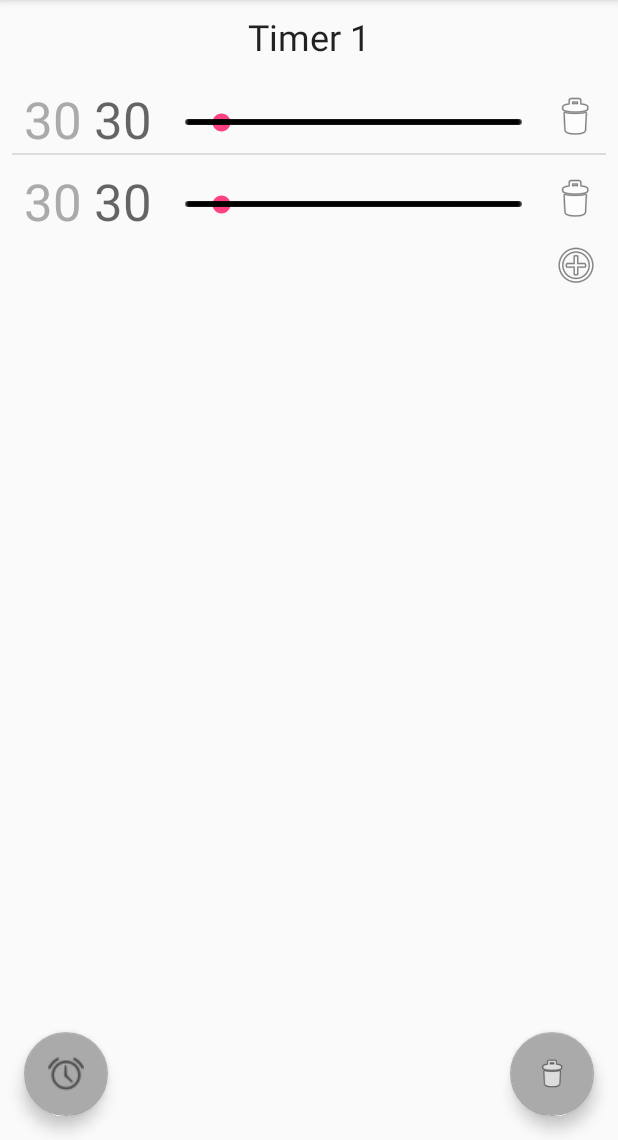
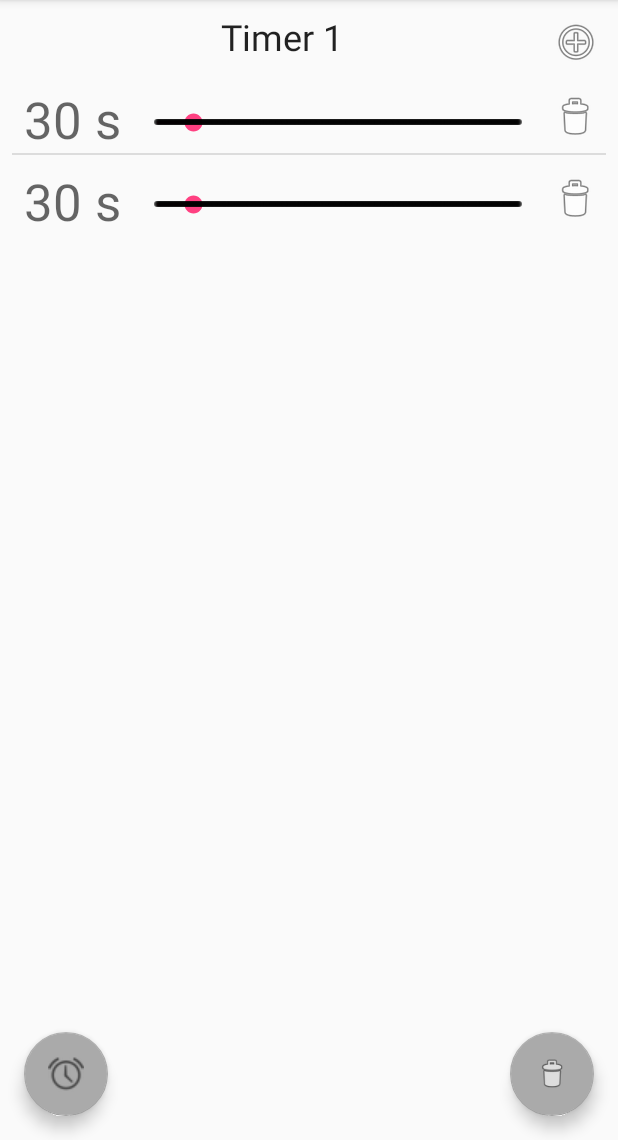
Before and after one commit to jeancharles-roger/SportTimerAndroid, an Android app: the screen it shows after launch (MainActivity), on a phone screen of 412 x 824 dp, the part 96-1236 px from its top. Run offline under Robolectric (Android 15) with nearby library versions, the light colour scheme and no system bars.

Commit message:
Reworked layout

```diff
--- a/app/src/main/java/fr/minibilles/sporttimer/TimerFragment.kt
+++ b/app/src/main/java/fr/minibilles/sporttimer/TimerFragment.kt
@@ -74,9 +74,9 @@ class TimerFragment : Fragment() {
 
         fun updateDuration(index: Int, newValue: Int, durationView: View) {
             durations[index] = newValue
-            val text = "$newValue"
+            // TODO adds format
+            val text = "$newValue s"
             durationView.duration.text = text
-            durationView.current_time.text = text
             (context as MainActivity).notifyTimersChanged()
         }
     }
--- a/app/src/main/res/layout/duration_item.xml
+++ b/app/src/main/res/layout/duration_item.xml
@@ -13,19 +13,6 @@
         android:layout_marginTop="8dp"
         android:textAppearance="@style/TextAppearance.AppCompat.Display1"
         app:layout_constraintEnd_toStartOf="@+id/duration_seek"
-        app:layout_constraintStart_toEndOf="@+id/current_time"
-        app:layout_constraintTop_toTopOf="parent"
-        android:layout_marginLeft="8dp" />
-
-    <TextView
-        android:id="@+id/current_time"
-        android:layout_width="wrap_content"
-        android:layout_height="wrap_content"
-        android:layout_marginStart="8dp"
-        android:layout_marginTop="8dp"
-        android:textAppearance="@style/TextAppearance.AppCompat.Display1"
-        android:textColor="@android:color/darker_gray"
-        app:layout_constraintEnd_toStartOf="@+id/duration"
         app:layout_constraintStart_toStartOf="parent"
         app:layout_constraintTop_toTopOf="parent"
         android:layout_marginLeft="8dp" />
--- a/app/src/main/res/layout/fragment_main.xml
+++ b/app/src/main/res/layout/fragment_main.xml
@@ -10,14 +10,29 @@
         android:id="@+id/timer_name"
         android:layout_width="0dp"
         android:layout_height="wrap_content"
-        android:layout_marginEnd="16dp"
+        android:layout_marginEnd="8dp"
         android:layout_marginStart="16dp"
         android:layout_marginTop="8dp"
         android:textAlignment="center"
         android:textAppearance="@style/TextAppearance.AppCompat.Headline"
+        app:layout_constraintEnd_toStartOf="@+id/add_duration"
+        app:layout_constraintStart_toStartOf="parent"
+        app:layout_constraintTop_toTopOf="parent"
+        android:layout_marginRight="8dp"
+        android:layout_marginLeft="16dp" />
+
+    <ImageButton
+        android:id="@+id/add_duration"
+        android:layout_width="wrap_content"
+        android:layout_height="wrap_content"
+        android:layout_marginEnd="12dp"
+        android:layout_marginTop="12dp"
+        android:background="@android:color/transparent"
+        android:contentDescription="@string/add_duration"
+        android:src="@android:drawable/ic_menu_add"
         app:layout_constraintEnd_toEndOf="parent"
-        app:layout_constraintStart_toStartOf="parent"
-        app:layout_constraintTop_toTopOf="parent" />
+        app:layout_constraintTop_toTopOf="parent"
+        android:layout_marginRight="12dp" />
 
     <ListView
         android:id="@+id/timers"
@@ -30,16 +45,4 @@
         app:layout_constraintStart_toStartOf="parent"
         app:layout_constraintTop_toBottomOf="@+id/timer_name" />
 
-    <ImageButton
-        android:id="@+id/add_duration"
-        android:layout_width="wrap_content"
-        android:layout_height="wrap_content"
-        android:layout_marginEnd="12dp"
-        android:layout_marginTop="4dp"
-        android:background="@android:color/transparent"
-        android:contentDescription="@string/add_duration"
-        android:src="@android:drawable/ic_menu_add"
-        app:layout_constraintEnd_toEndOf="parent"
-        app:layout_constraintTop_toBottomOf="@+id/timers" />
-
 </android.support.constraint.ConstraintLayout>
```
